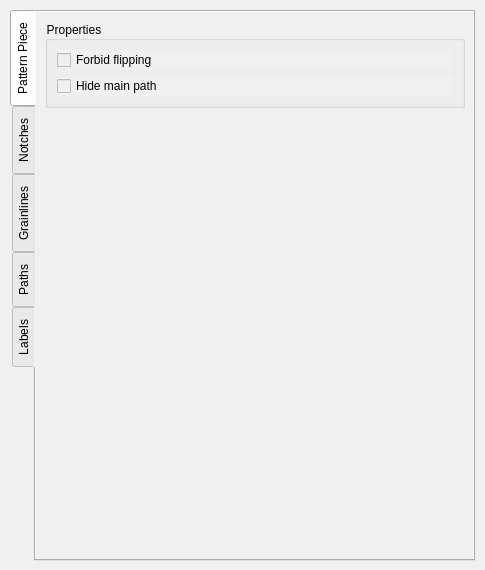
Above: src/app/seamly2d/dialogs/configpages/preferencespatternpage.ui from FashionFreedom/Seamly2D before the change. Below: the same form after it.
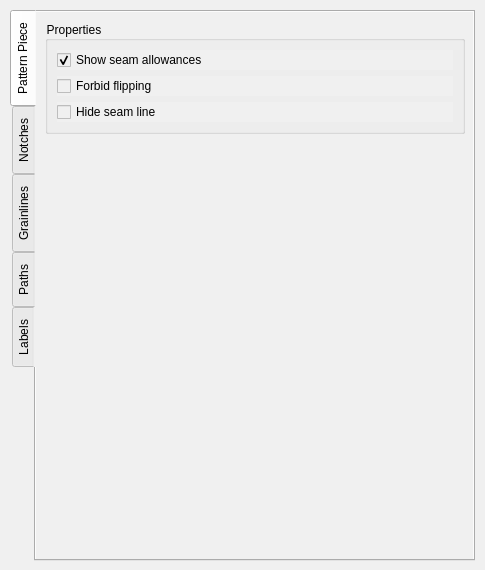
That is the form after the change. The open tabs and pages were chosen to show the change. Custom widgets are drawn as their Qt base class.

Diff of the .ui file:
```diff
--- a/src/app/seamly2d/dialogs/configpages/preferencespatternpage.ui
+++ b/src/app/seamly2d/dialogs/configpages/preferencespatternpage.ui
@@ -91,6 +91,21 @@
        <layout class="QVBoxLayout" name="verticalLayout_9">
         <item>
          <layout class="QVBoxLayout" name="verticalLayout_7">
+          <item>
+           <widget class="QCheckBox" name="showSeamAllowances_CheckBox">
+            <property name="font">
+             <font>
+              <pointsize>9</pointsize>
+             </font>
+            </property>
+            <property name="text">
+             <string>Show seam allowances</string>
+            </property>
+            <property name="checked">
+             <bool>true</bool>
+            </property>
+           </widget>
+          </item>
           <item>
            <widget class="QCheckBox" name="forbidFlipping_CheckBox">
             <property name="sizePolicy">
@@ -131,7 +146,7 @@
              <string>By default hide the main path if the seam allowance was enabled</string>
             </property>
             <property name="text">
-             <string>Hide main path</string>
+             <string>Hide seam line</string>
             </property>
            </widget>
           </item>
```
Left out of the diff: 4 changed lines with no effect on the pictures.
